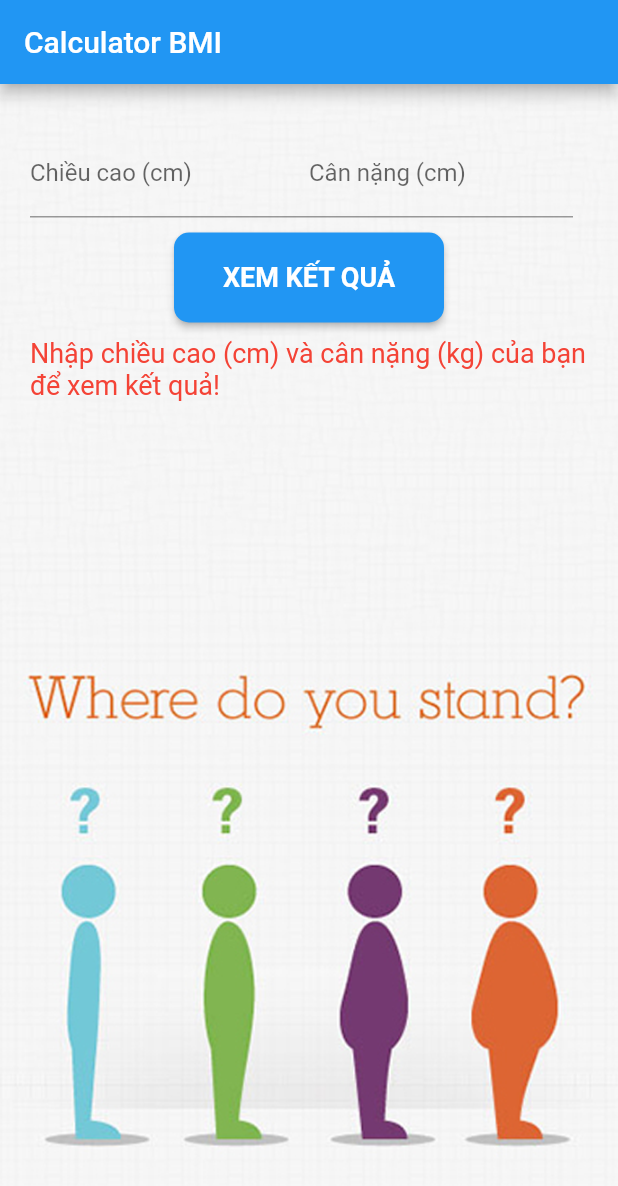
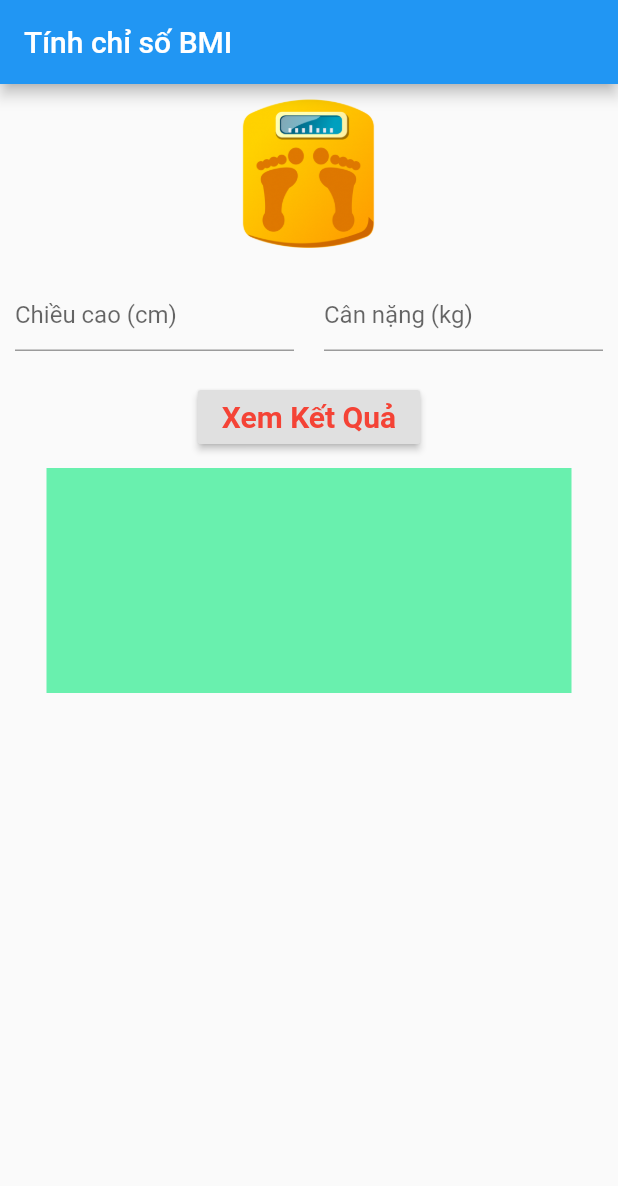
Before and after one commit to alexnguyen158/flutter_bmi, a Flutter app: the screen it shows after launch, on a phone screen of 412 x 824 dp. Shown: the top 1186 px of the screen. Run offline on Flutter 3.47's test engine with Material 2 defaults, Android fonts, the phone set to English and light mode, and no system bars; our stand-ins replace keyboard_dismisser.

```diff
--- a/lib/main.dart
+++ b/lib/main.dart
@@ -1,5 +1,5 @@
 import 'package:flutter/material.dart';
-import 'views/bmi.dart';
+import 'package:keyboard_dismisser/keyboard_dismisser.dart';
 
 void main() {
   runApp(MyApp());
@@ -17,3 +17,175 @@ class MyApp extends StatelessWidget {
     );
   }
 }
+
+class BMIPage extends StatefulWidget {
+  @override
+  _BMIPageState createState() => _BMIPageState();
+}
+
+
+class _BMIPageState extends State<BMIPage> {
+
+  final TextEditingController _heightController = TextEditingController();
+  final TextEditingController _weightController = TextEditingController();
+
+  bool _isButtonDisabled = false;
+  bool _validate = false;
+
+  String result = '';
+
+  var _blackFocusNode = new FocusNode();
+
+  void calculatorBMI() {
+    setState(() {
+      if (_heightController.text.isEmpty || _weightController.text.isEmpty) {
+        _validate = true;
+      } else {
+        double height = double.parse(_heightController.text);
+        double weight = double.parse(_weightController.text);
+        double bmi = calculateBMI(height, weight);
+        double bestWeight = ((height % 100) * 9) / 10;
+
+        String record1, record2, record3, advice;
+
+        advice = getAdvice(bestWeight, weight);
+
+        record1 = 'Chỉ số BMI của bạn ${bmi.toStringAsFixed(2)} \n';
+        record2 = converBMI(bmi);
+        record3 = '\nCân nặng lý tưởng của bạn: $bestWeight kg. $advice';
+
+        result = record1 + record2 + record3;
+      }
+    });
+  }
+
+  double calculateBMI(double height, double weight) {
+    return (weight / (((height / 100) * (height / 100))));
+  }
+
+  String converBMI(double bmiValue) {
+    String result1 = '';
+    if (bmiValue < 18.5) {
+      result1 = 'Bạn bị suy dinh dưỡng';
+    } else if (bmiValue < 25) {
+      result1 = 'Thân hình bạn hoàn toàn lý tưởng';
+    } else if (bmiValue < 30) {
+      result1 = 'Bạn bị tiền béo phì';
+    } else if (bmiValue < 35) {
+      result1 = 'Bạn bị béo phì loại I';
+    } else if (bmiValue < 40) {
+      result1 = 'Bạn bị béo phì loại II';
+    } else {
+      result1 = 'Bạn bị béo phì loại III';
+    }
+    return result1;
+  }
+
+  String getAdvice(double bestWeight, double weight) {
+    String result2 = 'Thân hình lý tưởng';
+    if (bestWeight < weight) {
+      result2 = 'Bạn thừa ${(weight - bestWeight).toStringAsFixed(2)} kg';
+    } else if (bestWeight > weight) {
+      result2 = 'Bạn thiếu ${(bestWeight - weight).toStringAsFixed(2)} kg';
+    }
+
+    return result2;
+  }
+
+
+  @override
+  Widget build(BuildContext context) {
+    return Scaffold(
+      resizeToAvoidBottomPadding: false,
+      resizeToAvoidBottomInset: true,
+      appBar: AppBar(
+        title: Text('Tính chỉ số BMI'),
+      ),
+      body: GestureDetector(
+        behavior: HitTestBehavior.opaque,
+        onTap: (){
+          FocusScope.of(context).requestFocus(_blackFocusNode);
+        },
+        child: SingleChildScrollView(
+          reverse: true,
+          child: Container(
+//          decoration: BoxDecoration(
+//              image: DecorationImage(
+//                image: AssetImage('assets/images/background_bmi.png'),
+//                fit: BoxFit.cover,
+//              )
+//          ),
+              child: Column(
+                mainAxisAlignment: MainAxisAlignment.start,
+                children: <Widget>[
+                  Container().customContainer(Image.asset(
+                    'assets/images/bmi.png', width: 200, height: 100,),
+                  ),
+                  Row(
+                    children: <Widget>[
+                      Flexible(
+                        flex: 1,
+                        child: Container().customContainer(
+                            TextField().customTextField(
+                                'Chiều cao (cm)',
+                                _heightController)),
+                      ),
+                      Flexible(
+                        flex: 1,
+                        child: Container().customContainer(
+                            TextField().customTextField(
+                                'Cân nặng (kg)',
+                                _weightController)),
+                      ),
+                    ],
+                  ),
+                  Container().customContainer(RaisedButton(
+                    onPressed: _isButtonDisabled ? null : calculatorBMI,
+                    child: const Text(
+                      'Xem Kết Quả',
+                      style: TextStyle(
+                        fontSize: 20,
+                        fontWeight: FontWeight.bold,
+                        color: Colors.red,
+                      ),
+                    ),
+                  ),),
+                  Container(
+                    color: Colors.greenAccent,
+                    padding: EdgeInsets.all(10),
+                    width: 350,
+                    height: 150,
+                    child: Text(
+                      '$result',
+                      style: TextStyle(
+                        fontSize: 18,
+                        fontWeight: FontWeight.bold,
+                      ),
+                    ),
+                  ),
+                ],
+              )
+          ),
+        ),
+      ),
+    );
+  }
+}
+
+extension ExtTextField on TextField {
+  TextField customTextField(String titleText, TextEditingController tedController) =>
+      TextField(
+        controller: tedController,
+        keyboardType: TextInputType.number,
+        decoration: InputDecoration(
+          hintText: titleText,
+        ),
+      );
+}
+
+extension ExtContainer on Container{
+  Container customContainer(Widget widget) => Container(
+    padding: EdgeInsets.all(10),
+    child: widget,
+  );
+}
--- a/lib/view_models/bmi.dart
+++ /dev/null
@@ -1,33 +0,0 @@
-import 'package:rxdart/rxdart.dart';
-import '../helper/validation.dart';
-
-class BMIViewModel{
-  final _heightSubject = BehaviorSubject<String>();
-  final _weightSubject = BehaviorSubject<String>();
-  final _btnSubject = BehaviorSubject<bool>();
-
-  Stream<String> get heightStream => _heightSubject.stream;
-  Sink<String> get heightSink => _heightSubject.sink;
-
-  Stream<String> get weightStream => _weightSubject.stream;
-  Sink<String> get weightSink => _weightSubject.sink;
-
-  Stream<bool> get btnStream => _btnSubject.stream;
-  Sink<bool> get btnSink => _btnSubject.sink;
-
-  BMIViewModel(){
-    Rx.combineLatest2(_heightSubject, _weightSubject, (height, weight) {
-      return Validation.validationHeight(height) == null &&
-          Validation.validationWeight(weight) == null;
-    }).listen((enable) {
-      btnSink.add(enable);
-    });
-  }
-
-  dispose(){
-    _heightSubject.close();
-    _weightSubject.close();
-    _btnSubject.close();
-  }
-
-}
--- a/lib/views/bmi.dart
+++ /dev/null
@@ -1,126 +0,0 @@
-import 'package:flutter/material.dart';
-import '../view_models/bmi.dart';
-
-
-class BMIPage extends StatelessWidget {
-  @override
-  Widget build(BuildContext context) {
-    return Scaffold(
-      appBar: AppBar(
-        title: Text('Calculator BMI'),
-      ),
-      body: BodyWidget(),
-    );
-  }
-}
-
-class BodyWidget extends StatefulWidget {
-  @override
-  _BodyWidgetState createState() => _BodyWidgetState();
-}
-
-
-class _BodyWidgetState extends State<BodyWidget> {
-
-  final edtHeightController = TextEditingController();
-  final edtWeightController = TextEditingController();
-  String _txtResultString = 'Nhập chiều cao (cm) và cân nặng (kg) của bạn để xem kết quả!';
-
-  final bmiViewModel = BMIViewModel();
-
-  @override
-  void initState() {
-    // TODO: implement initState
-    super.initState();
-
-    edtHeightController.addListener(() {
-      bmiViewModel.heightSink.add(edtHeightController.text);
-    });
-
-    edtWeightController.addListener(() {
-      bmiViewModel.weightSink.add(edtWeightController.text);
-    });
-
-  }
-
-  @override
-  Widget build(BuildContext context) {
-    return Container(
-      padding: EdgeInsets.all(20),
-      decoration: BoxDecoration(
-          image: DecorationImage(
-            image: AssetImage('assets/images/background_bmi.png'),
-            fit: BoxFit.cover,
-          )
-      ),
-      child: SafeArea(
-        child: Column(
-          children: [
-            Row(
-              crossAxisAlignment: CrossAxisAlignment.start,
-              verticalDirection: VerticalDirection.up,
-              mainAxisAlignment: MainAxisAlignment.spaceAround,
-              children: [
-                Flexible(
-                    child: Padding(
-                      padding: EdgeInsets.only(top: 10),
-                      child: TextField(
-                        controller: edtHeightController,
-                        keyboardType: TextInputType.number,
-                        decoration: InputDecoration(
-                          hintText: 'Chiều cao (cm)',
-                          labelText: 'Chiều cao (cm)',
-                        ),
-                      ),
-                    )
-                ),
-                Flexible(
-                    child: Padding(
-                      padding: EdgeInsets.fromLTRB(0, 0, 10, 0),
-                      child: TextField(
-                        controller: edtWeightController,
-                        keyboardType: TextInputType.number,
-                        decoration: InputDecoration(
-                          hintText: 'Cân nặng (cm)',
-                          labelText: 'Cân nặng (cm)',
-                        ),
-                      ),
-                    )
-                )
-              ],
-            ),
-            Padding(padding: EdgeInsets.only(top: 10),),
-            SizedBox(
-              width: 180,
-              height: 60,
-              child: RaisedButton(
-                color: Colors.blue,
-                shape: RoundedRectangleBorder(borderRadius: BorderRadius.circular(10)),
-                onPressed: (){
-
-                },
-                child: Text(
-                  'XEM KẾT QUẢ',
-                  style: TextStyle(
-                    fontWeight: FontWeight.bold,
-                    fontSize: 18,
-                    color: Colors.white,
-                  ),
-                ),
-                padding: EdgeInsets.all(15),
-              ),
-            ),
-            Padding(padding: EdgeInsets.only(top: 10),),
-            Text(
-              _txtResultString,
-              style: TextStyle(
-                fontSize: 18,
-                color: Colors.red,
-              ),
-            ),
-          ],
-        ),
-      ),
-    );
-  }
-}
--- a/pubspec.yaml
+++ b/pubspec.yaml
@@ -24,6 +24,7 @@ dependencies:
   flutter:
     sdk: flutter
   rxdart: ^0.24.1
+  keyboard_dismisser: ^1.0.2
 
 
   # The following adds the Cupertino Icons font to your application.
```
Also changed, not shown: lib/helper/validation.dart (deleted, +0 -14 lines), assets/images/bmi.png (added), pubspec.lock.
